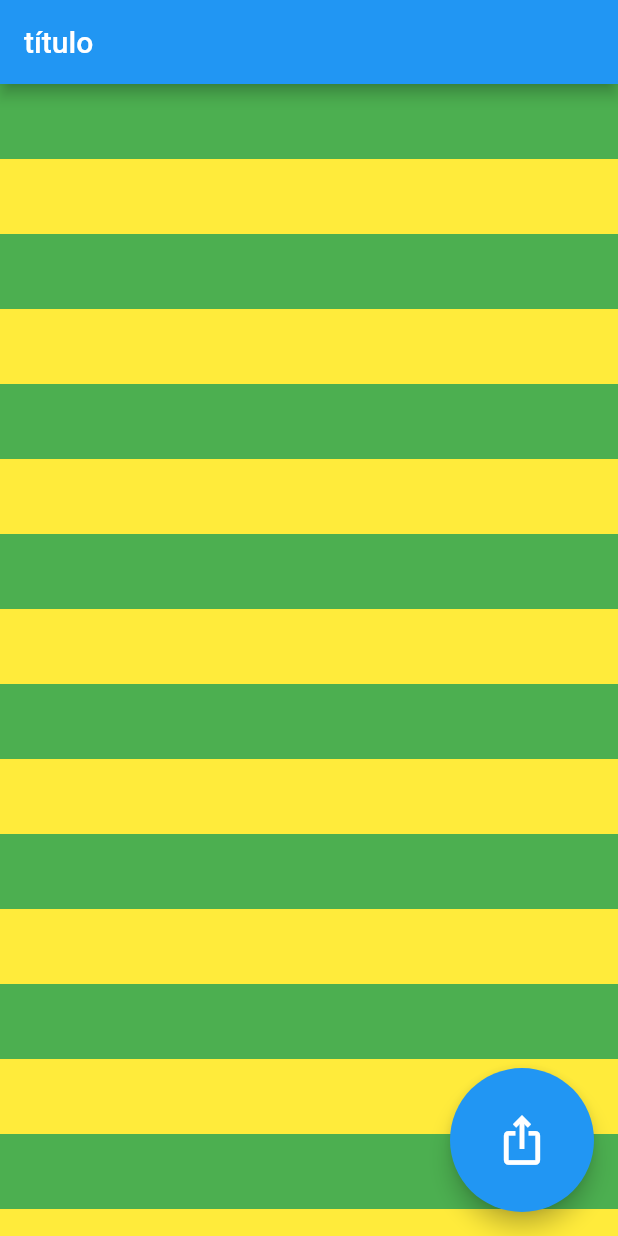
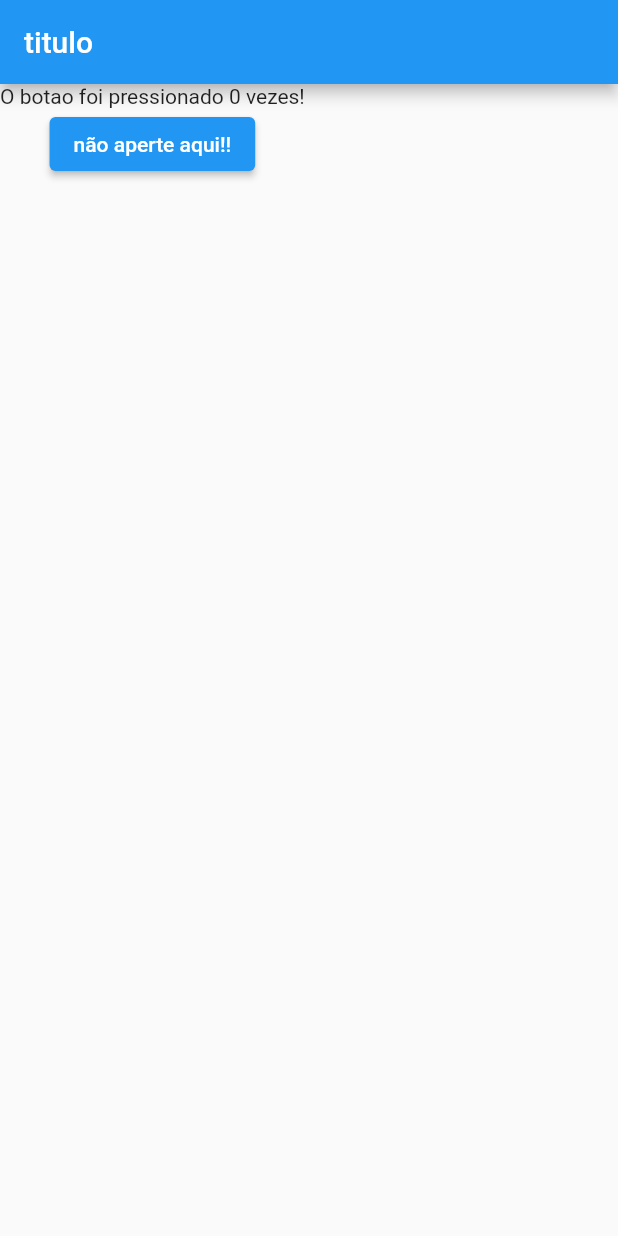
Before and after one commit to eduardobandeiramg/Flutter_basico, a Flutter app: the screen it shows after launch, on a phone screen of 412 x 824 dp. Run offline on Flutter 3.47's test engine with Material 2 defaults, Android fonts, the phone set to English and light mode, and no system bars.

Commit message:
comecando a trabalhar com stateful

```diff
--- a/lib/main.dart
+++ b/lib/main.dart
@@ -12,41 +12,33 @@ class MyApp extends StatelessWidget {
   Widget build(BuildContext context) {
     return MaterialApp(
         home: Scaffold(
-          floatingActionButton: FloatingActionButton.large(onPressed: (){print("apertou o botao");},
-          child: Icon(Icons.ios_share),),
-          appBar: AppBar(
-            title: Text("título"),
-          ),
-          body: Container(child: ListView(
-            children: [
-              Container(height: 50, color: Colors.green,),
-              Container(height: 50, color: Colors.yellow,),
-              Container(height: 50, color: Colors.green,),
-              Container(height: 50, color: Colors.yellow,),
-              Container(height: 50, color: Colors.green,),
-              Container(height: 50, color: Colors.yellow,),              Container(height: 50, color: Colors.green,),
-              Container(height: 50, color: Colors.yellow,),              Container(height: 50, color: Colors.green,),
-              Container(height: 50, color: Colors.yellow,),              Container(height: 50, color: Colors.green,),
-              Container(height: 50, color: Colors.yellow,),              Container(height: 50, color: Colors.green,),
-              Container(height: 50, color: Colors.yellow,),              Container(height: 50, color: Colors.green,),
-              Container(height: 50, color: Colors.yellow,),              Container(height: 50, color: Colors.green,),
-              Container(height: 50, color: Colors.yellow,),              Container(height: 50, color: Colors.green,),
-              Container(height: 50, color: Colors.yellow,),              Container(height: 50, color: Colors.green,),
-              Container(height: 50, color: Colors.yellow,),              Container(height: 50, color: Colors.green,),
-              Container(height: 50, color: Colors.yellow,),              Container(height: 50, color: Colors.green,),
-              Container(height: 50, color: Colors.yellow,),              Container(height: 50, color: Colors.green,),
-              Container(height: 50, color: Colors.yellow,),              Container(height: 50, color: Colors.green,),
-              Container(height: 50, color: Colors.yellow,),              Container(height: 50, color: Colors.green,),
-              Container(height: 50, color: Colors.yellow,),              Container(height: 50, color: Colors.green,),
-              Container(height: 50, color: Colors.yellow,),
+      appBar: AppBar(title: Text("titulo"),),
+      body: Alerta(),
+    )
+    );
+  }
+}
 
-            ],
-          ),),
-        )
+class Alerta extends StatefulWidget{
+  @override
+  AlertaEstado createState() {
+    return AlertaEstado();
+  }
+}
 
-        );
+class AlertaEstado extends State<Alerta>{
+  int n = 0;
+  @override
+  Widget build(BuildContext context){
+    return Column(
+      children: [
+        Container(
+          child: Text("O botao foi pressionado $n vezes!"),
+        ),
+        Container(child: ElevatedButton(onPressed: (){n++;}, child: Text("não aperte aqui!!")))
+      ],
+    );
   }
-
 }
 ///Atalhos jmportantes:
 ///Opções para envolver elemento: clicar no elemento > option + enter (ou mudar estado da classe)
```
